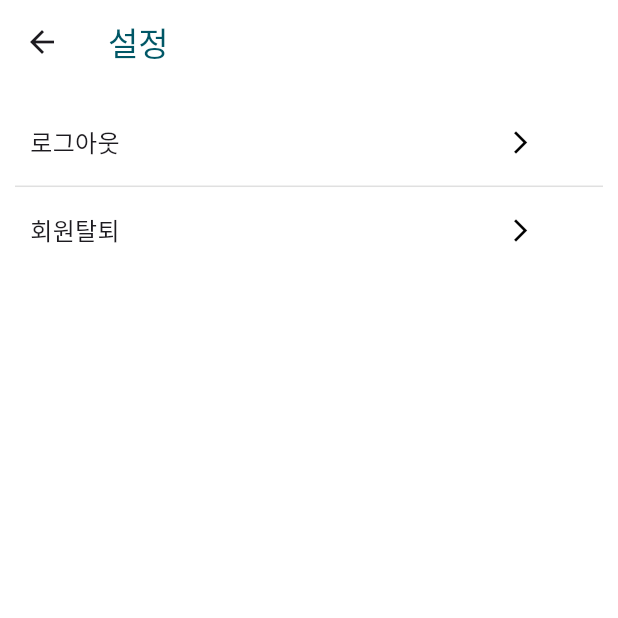
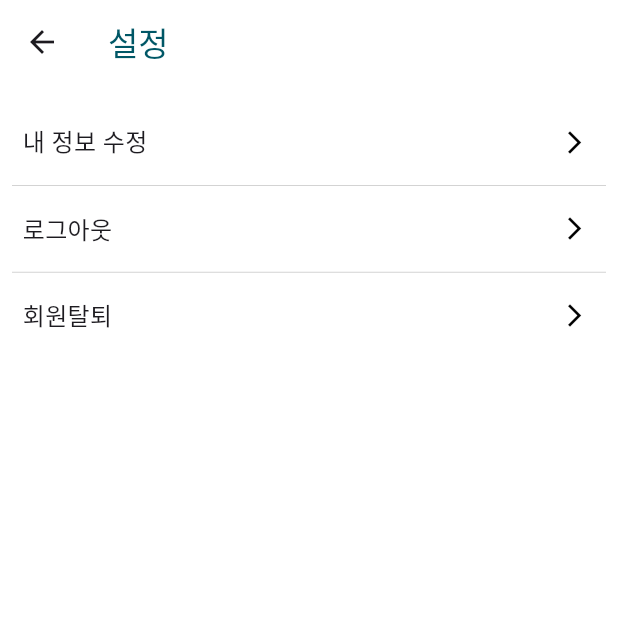
Before and after one commit to ordin20118/tipsy-mobile, a Flutter app: the SettingPage screen opened directly, on a phone screen of 412 x 824 dp, the top half of it. Run offline on Flutter 3.47's test engine with Material 3 defaults, Android fonts, the phone set to English and light mode, and no system bars; our stand-ins replace camera, custom_refresh_indicator, dio, firebase_core, flutter_secure_storage, fluttertoast and 6 more; missing offline and left inert: dart:ffi, flutter_config, kakao_flutter_sdk, kakao_flutter_sdk_auth, kakao_flutter_sdk_talk, kakao_flutter_sdk_user and 1 more; accounts and stored records are empty; generated files the repository leaves out were written again; network calls fail; Roboto replaces fonts that are missing (NanumBarunGothicBold, NanumBarunGothicUltraLight).

```diff
--- a/lib/classes/ui_util.dart
+++ b/lib/classes/ui_util.dart
@@ -50,6 +50,10 @@ class HexColor extends Color {
 
 Color getCommonBackColor() {
   return Color(0x88EAEAEA);
+}
+
+Color getPrimaryColor() {
+  return Color(0xff005766);
 }
 
 TextStyle boxMenuWhite = TextStyle(
--- a/lib/pages/collector/comment_view.dart
+++ b/lib/pages/collector/comment_view.dart
@@ -93,7 +93,7 @@ class _CommentListViewState extends State<CommentListView> {
                   Expanded(
                     child: Text(
                       comment,
-                      //"아주 긴 댓글 테스트아주 긴 댓글 테스트아주 긴 댓글 테스트아주 긴 댓글 테스트아주 긴 댓글 테스트아주 긴 댓글 테스트아주 긴 댓글 테스트아주 긴 댓글 테스트아주 긴 댓글 테스트아주 긴 댓글 테스트아주 긴 댓글 테스트",
+                      //"아주 긴 댓글 테스트아주 긴 댓글 테스트아주 긴 댓글 테스트아주 긴 댓글 테스트아주 긴 댓글 테스트아주 긴 댓글 테스트아주 긴 댓글 테스트아주 긴 댓글 테스트아주 긴 댓글 테스트아주 긴 댓글 테스트아주 긴 댓글 테스트 끝",
                       overflow: TextOverflow.ellipsis,
                       maxLines: 3,
                       style: TextStyle(
@@ -164,12 +164,11 @@ class CommentScrollController extends GetxController {
         // load comments
         List<Comment> comments = await loadCommentInfo(contentId, contentType, nowPage, perPage);
 
-        log("[추가 로드된 댓글 개수]: ${comments.length}");
-
         if(comments.length > 0) {
           data.addAll(comments);
           if(comments.length >= perPage) {
             hasMore = true.obs;
+            nowPage++;
           } else {
             hasMore = false.obs;
           }
--- a/lib/pages/recommand/abv_survey_page.dart
+++ b/lib/pages/recommand/abv_survey_page.dart
@@ -188,7 +188,7 @@ class _AbvSurveyPageState extends State<AbvSurveyPage> {
                     ),
                   ),
                   style: ElevatedButton.styleFrom(
-                    backgroundColor: Theme.of(context).primaryColor,
+                    backgroundColor: getPrimaryColor(),
                     shape: RoundedRectangleBorder(
                       borderRadius: BorderRadius.circular(100.0), // 원하는 둥근 정도로 조절
                     ),
--- a/lib/pages/recommand/nosing_survey_page.dart
+++ b/lib/pages/recommand/nosing_survey_page.dart
@@ -107,7 +107,7 @@ class _NosingSurveyPageState extends State<NosingSurveyPage> {
                     ),
                   ),
                   style: ElevatedButton.styleFrom(
-                    backgroundColor: Theme.of(context).primaryColor,
+                    backgroundColor: getPrimaryColor(),
                     shape: RoundedRectangleBorder(
                       borderRadius: BorderRadius.circular(100.0), // 원하는 둥근 정도로 조절
                     ),
--- a/lib/pages/recommand/price_survey_page.dart
+++ b/lib/pages/recommand/price_survey_page.dart
@@ -161,7 +161,7 @@ class _PriceSurveyPageState extends State<PriceSurveyPage> {
                     ),
                   ),
                   style: ElevatedButton.styleFrom(
-                    backgroundColor: Theme.of(context).primaryColor,
+                    backgroundColor: getPrimaryColor(),
                     shape: RoundedRectangleBorder(
                       borderRadius: BorderRadius.circular(100.0), // 원하는 둥근 정도로 조절
                     ),
--- a/lib/pages/recommand/recommand_page.dart
+++ b/lib/pages/recommand/recommand_page.dart
@@ -124,7 +124,7 @@ class _RecommandPageState extends State<RecommandPage> {
               ),
             ),
             style: ElevatedButton.styleFrom(
-              backgroundColor: Theme.of(context).primaryColor,
+              backgroundColor: getPrimaryColor(),
               shape: RoundedRectangleBorder(
                 borderRadius: BorderRadius.circular(100.0), // 원하는 둥근 정도로 조절
               ),
--- a/lib/pages/recommand/survey_result_page.dart
+++ b/lib/pages/recommand/survey_result_page.dart
@@ -59,7 +59,7 @@ class _SurveyResultPageState extends State<SurveyResultPage> {
                         ),
                       ),
                       style: ElevatedButton.styleFrom(
-                        backgroundColor: Colors.redAccent,
+                        backgroundColor: getPrimaryColor(),
                         shape: RoundedRectangleBorder(
                           borderRadius: BorderRadius.circular(100.0), // 원하는 둥근 정도로 조절
                         ),
@@ -83,7 +83,7 @@ class _SurveyResultPageState extends State<SurveyResultPage> {
                         ),
                       ),
                       style: ElevatedButton.styleFrom(
-                        backgroundColor: Theme.of(context).primaryColor,
+                        backgroundColor: Colors.redAccent,
                         shape: RoundedRectangleBorder(
                           borderRadius: BorderRadius.circular(100.0), // 원하는 둥근 정도로 조절
                         ),
--- a/lib/pages/recommand/tasting_note_survey_page.dart
+++ b/lib/pages/recommand/tasting_note_survey_page.dart
@@ -213,7 +213,7 @@ class _TastingNoteSurveyPageState extends State<TastingNoteSurveyPage> {
                     ),
                   ),
                   style: ElevatedButton.styleFrom(
-                    backgroundColor: Theme.of(context).primaryColor,
+                    backgroundColor: getPrimaryColor(),
                     shape: RoundedRectangleBorder(
                       borderRadius: BorderRadius.circular(100.0), // 원하는 둥근 정도로 조절
                     ),
--- a/lib/pages/setting_page.dart
+++ b/lib/pages/setting_page.dart
@@ -28,15 +28,49 @@ class _SettingPageState extends State<SettingPage> {
       ),
       body: Container(
         color: Colors.white,
-        padding: EdgeInsets.all(10),
+        padding: EdgeInsets.fromLTRB(5, 10, 5, 0),
         child: Column(
           mainAxisAlignment: MainAxisAlignment.start,
           children: [
             SizedBox(
               height: MediaQuery.of(context).size.height * 0.07,
               child: Padding(
-                padding: const EdgeInsets.all(10.0),
+                padding: const EdgeInsets.fromLTRB(10.0, 0.0, 0.0, 0.0),
                 child: Row(
+                  mainAxisAlignment: MainAxisAlignment.spaceBetween,
+                  children: [
+                    Text(
+                      "내 정보 수정",
+                      style: TextStyle(
+                          fontSize: 16,
+                          fontFamily: 'NanumBarunGothicUltraLight'
+                      ),
+                    ),
+                    SizedBox(width: MediaQuery.of(context).size.width * 0.59),
+                    IconButton(icon: Icon(Icons.arrow_forward_ios),
+                      onPressed: () async {
+                        dialogBuilder(context, '알림', '내 정보 수정은 준비중입니다.🥲');
+                      },
+                      color: Colors.black,
+                      iconSize: 18,
+                    )
+                  ],
+                ),
+              ),
+            ),
+            Divider(
+              height: 0.1,
+              thickness: 0.3,
+              color: Colors.grey,
+              indent: 3,
+              endIndent: 3,
+            ),
+            SizedBox(
+              height: MediaQuery.of(context).size.height * 0.07,
+              child: Padding(
+                padding: const EdgeInsets.fromLTRB(10.0, 0.0, 0.0, 0.0),
+                child: Row(
+                  mainAxisAlignment: MainAxisAlignment.spaceBetween,
                   children: [
                     Text(
                       "로그아웃",
@@ -60,16 +94,19 @@ class _SettingPageState extends State<SettingPage> {
                 ),
               ),
             ),
-            Container(
-              height:1.0,
-              //width:500.0,
-              color:Colors.black12,
+            Divider(
+              height: 0.1,
+              thickness: 0.3,
+              color: Colors.grey,
+              indent: 3,
+              endIndent: 3,
             ),
             SizedBox(
               height: MediaQuery.of(context).size.height * 0.07,
               child: Padding(
-                padding: const EdgeInsets.all(10.0),
+                padding: const EdgeInsets.fromLTRB(10.0, 0.0, 0.0, 0.0),
                 child: Row(
+                  mainAxisAlignment: MainAxisAlignment.spaceBetween,
                   children: [
                     Text(
                       "회원탈퇴",
--- a/lib/requests/comment.dart
+++ b/lib/requests/comment.dart
@@ -51,7 +51,7 @@ Future<List<Comment>> loadCommentInfo(int contentId, int contentType, int nowPag
     } catch(e) {
       log("" + e.toString());
     }
-    print("return comments");
+    print("return comments size:" + tmp.length.toString());
     return tmp;
   } else {
     throw Exception('Failed to load liquor comments data.');
--- a/pubspec.yaml
+++ b/pubspec.yaml
@@ -46,6 +46,7 @@ dependencies:
   dio: ^4.0.6
   getwidget: ^3.0.1
   jwt_decoder: ^2.0.1
+  custom_refresh_indicator: ^3.0.0
   #camera: ^0.10.0
   camera:
     git:
```
Also changed, not shown: lib/classes/util.dart (+2 -5 lines), lib/pages/liquor_page.dart (+45 -27 lines), lib/pages/my_page.dart (+114 -46 lines), lib/ui/tipsy_refresh_indicator.dart (added, +99 -0 lines), 1 other file.
